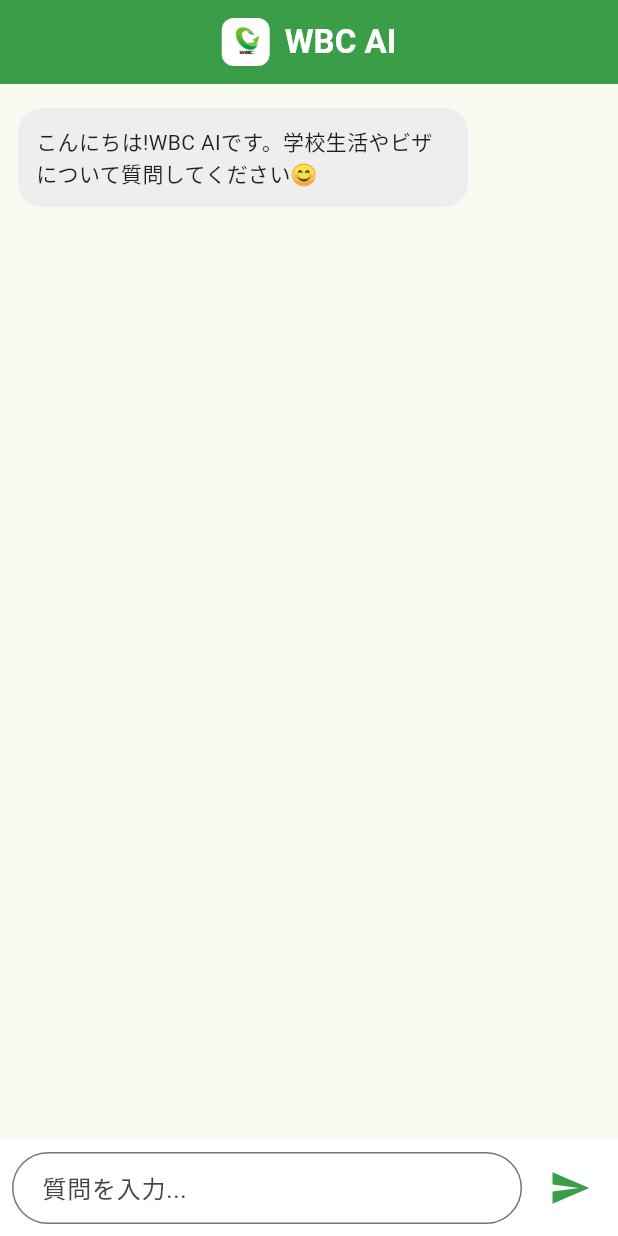
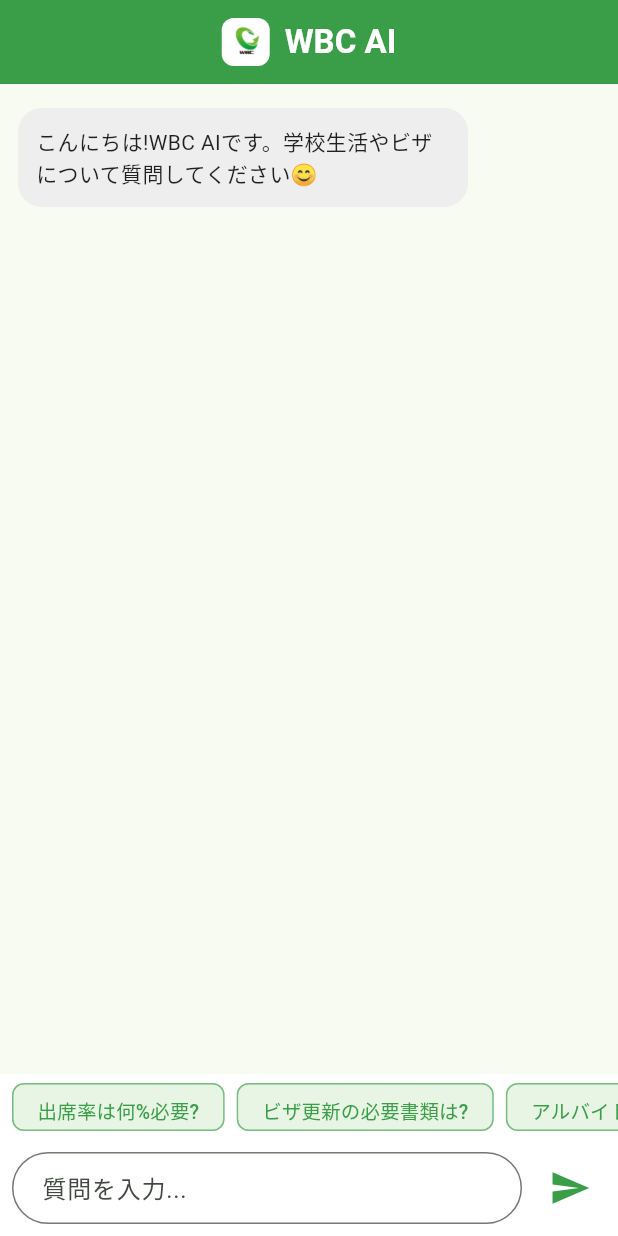
Before and after one commit to rajanhumagain948-cmyk/WBC_AI, a Flutter app: the screen it shows after launch, on a phone screen of 412 x 824 dp. Run offline on Flutter 3.47's test engine with Material 3 defaults, Android fonts, the phone set to English and light mode, and no system bars.

Commit message:
よくある質問チップを追加

```diff
--- a/mobile/wbc_ai_app/lib/main.dart
+++ b/mobile/wbc_ai_app/lib/main.dart
@@ -42,6 +42,19 @@ class _ChatScreenState extends State<ChatScreen> {
   ];
 
   bool _isLoading = false;
+  // よくある質問
+  final List<String> _quickQuestions = [
+    "出席率は何%必要?",
+    "ビザ更新の必要書類は?",
+    "アルバイトは週何時間まで?",
+    "卒業の条件は?",
+    "就職活動はいつから?",
+  ];
+
+  void _sendQuickQuestion(String question) {
+    _controller.text = question;
+    _sendMessage();
+  }
 
   Future<void> _sendMessage() async {
     final text = _controller.text.trim();
@@ -139,6 +152,32 @@ class _ChatScreenState extends State<ChatScreen> {
               },
             ),
           ),
+          // ★よくある質問チップ(ここが新しい部分)
+          Container(
+            height: 44,
+            color: Colors.white,
+            child: ListView.builder(
+              scrollDirection: Axis.horizontal,
+              padding: const EdgeInsets.symmetric(horizontal: 8, vertical: 6),
+              itemCount: _quickQuestions.length,
+              itemBuilder: (context, index) {
+                return Padding(
+                  padding: const EdgeInsets.only(right: 8),
+                  child: ActionChip(
+                    label: Text(
+                      _quickQuestions[index],
+                      style: const TextStyle(fontSize: 13, color: wbcGreen),
+                    ),
+                    backgroundColor: wbcGreen.withOpacity(0.08),
+                    side: BorderSide(color: wbcGreen.withOpacity(0.4)),
+                    onPressed: _isLoading
+                        ? null
+                        : () => _sendQuickQuestion(_quickQuestions[index]),
+                  ),
+                );
+              },
+            ),
+          ),
           Container(
             padding: const EdgeInsets.all(8),
             color: Colors.white,
```
